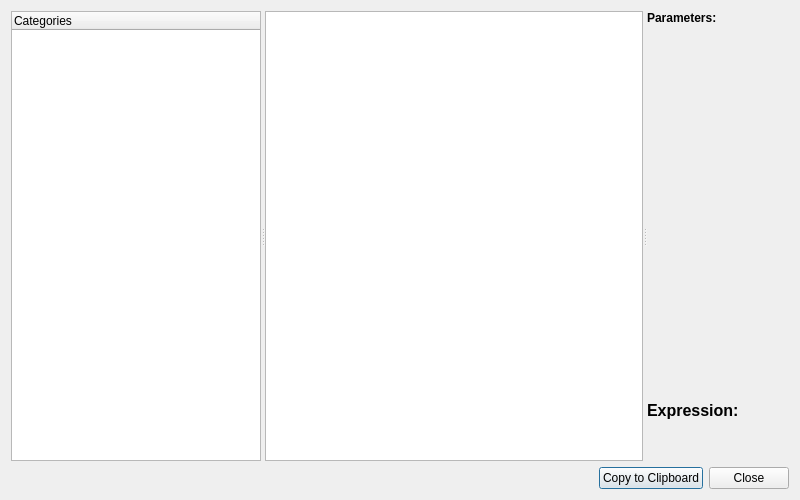
Above: source/applications/gui/genesys/tools/expressionbuilder/ExpressionBuilder.ui from rlcancian/Genesys-Simulator before the change. Below: the same form after it.
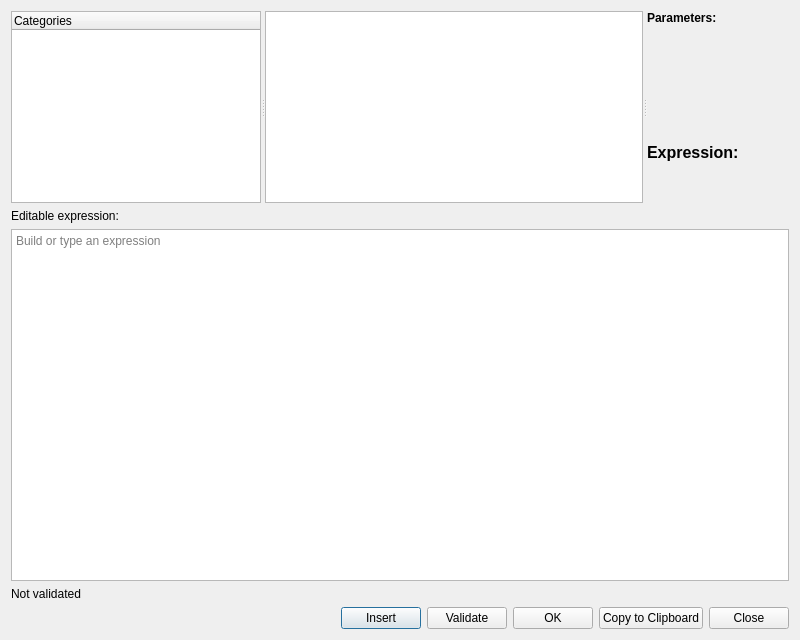
That is the form after the change.

Commit message: gui: add editable Expression Builder text, validation and apply controls

What changed in the file:
```diff
--- a/source/applications/gui/genesys/tools/expressionbuilder/ExpressionBuilder.ui
+++ b/source/applications/gui/genesys/tools/expressionbuilder/ExpressionBuilder.ui
@@ -7,7 +7,7 @@
     <x>0</x>
     <y>0</y>
     <width>800</width>
-    <height>500</height>
+    <height>640</height>
    </rect>
   </property>
   <property name="windowTitle">
@@ -96,6 +96,23 @@
      </widget>
     </widget>
    </item>
+   <item>
+    <widget class="QLabel" name="labelExpressionEditor">
+     <property name="text"><string>Editable expression:</string></property>
+    </widget>
+   </item>
+   <item>
+    <widget class="QPlainTextEdit" name="expressionEditor">
+     <property name="minimumSize"><size><width>0</width><height>100</height></size></property>
+     <property name="placeholderText"><string>Build or type an expression</string></property>
+    </widget>
+   </item>
+   <item>
+    <widget class="QLabel" name="validationStatus">
+     <property name="text"><string>Not validated</string></property>
+     <property name="wordWrap"><bool>true</bool></property>
+    </widget>
+   </item>
    <item>
     <layout class="QHBoxLayout" name="horizontalLayout">
      <item>
@@ -111,6 +128,21 @@
        </property>
       </spacer>
      </item>
+     <item>
+      <widget class="QPushButton" name="btnInsert">
+       <property name="text"><string>Insert</string></property>
+      </widget>
+     </item>
+     <item>
+      <widget class="QPushButton" name="btnValidate">
+       <property name="text"><string>Validate</string></property>
+      </widget>
+     </item>
+     <item>
+      <widget class="QPushButton" name="btnApply">
+       <property name="text"><string>OK</string></property>
+      </widget>
+     </item>
      <item>
       <widget class="QPushButton" name="btnCopyToClipboard">
        <property name="text">
```
